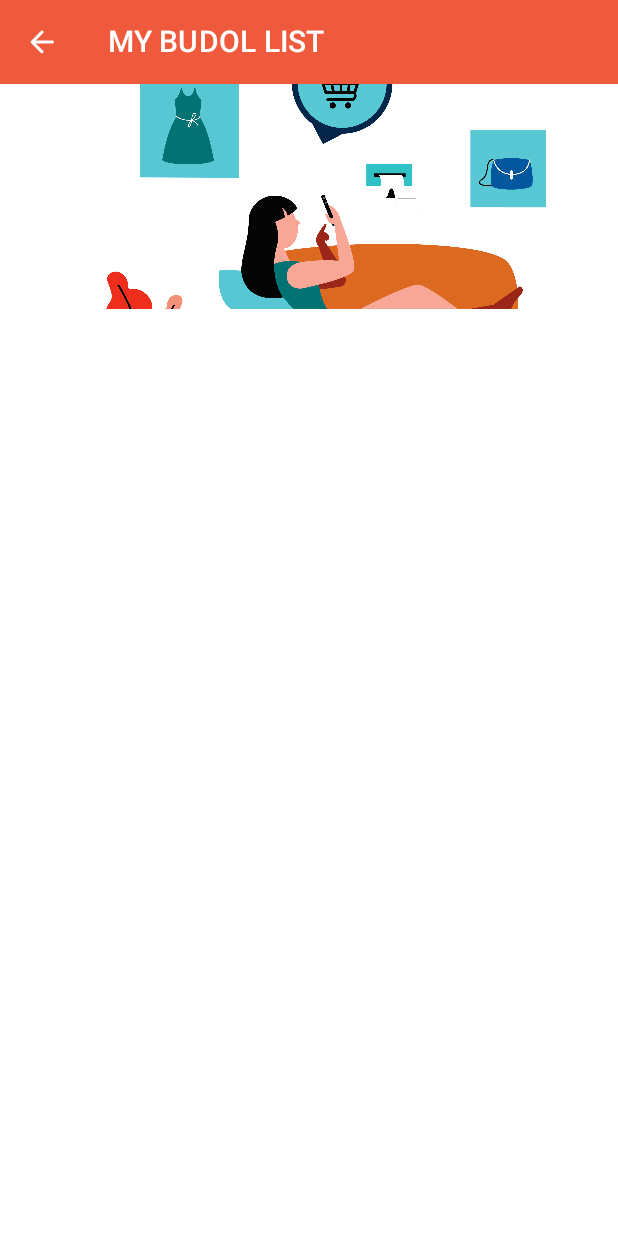
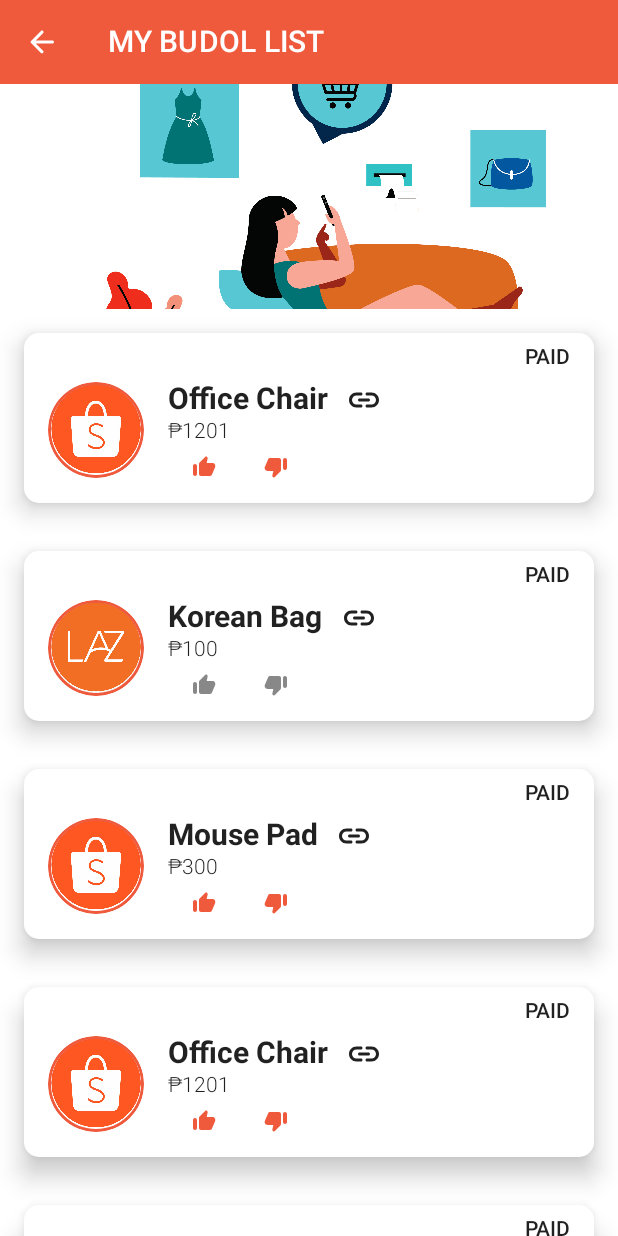
Before and after one commit to KarenCalulo0012/budol-notes-app, an Android app built with Jetpack Compose: the screen it shows after launch (MainActivity), on a phone screen of 412 x 824 dp. Run offline under Robolectric (Android 15) with nearby library versions, the phone set to English and light mode, and no system bars.

Commit message:
Add Main Screen UI with Mock Data

```diff
--- a/app/build.gradle
+++ b/app/build.gradle
@@ -63,4 +63,6 @@ dependencies {
     // Navigation
     def nav_version = "2.4.2"
     implementation("androidx.navigation:navigation-compose:$nav_version")
+    //Material Icons
+    implementation "androidx.compose.material:material-icons-extended:$compose_version"
 }
--- /dev/null
+++ b/app/src/main/java/com/appscals/mybudolchecklistapp/model/Items.kt
@@ -0,0 +1,11 @@
+package com.appscals.mybudolchecklistapp.model
+
+data class Items(
+    val id: Int = 0,
+    val itemName: String,
+    val price: String,
+    val status: String,
+    val rating: Boolean,
+    val shopName: String,
+    val link: String?,
+)
--- /dev/null
+++ b/app/src/main/java/com/appscals/mybudolchecklistapp/model/data/itemMockData.kt
@@ -0,0 +1,60 @@
+package com.appscals.mybudolchecklistapp.model.data
+
+import com.appscals.mybudolchecklistapp.model.Items
+
+val itemList = listOf(
+    Items(
+        1,
+        "Office Chair",
+        "1201",
+        "paid",
+        true,
+        "Shoppee",
+        "https://shopee.ph/SLED-DESK-CHAIR-WITH-HEADREST-Computer-chair-family-office-gaming-chair-sedentary-student-.-i.562668425.12042268183?sp_atk=c1f71cc2-c93b-4e97-9fbd-404d31c1cc80"
+    ),
+    Items(
+        2,
+        "Korean Bag",
+        "100",
+        "paid",
+        false,
+        "Lazada",
+        ""
+    ),
+    Items(
+        3,
+        "Mouse Pad",
+        "300",
+        "paid",
+        true,
+        "Shoppee",
+        "https://shopee.ph/SLED-DESK-CHAIR-WITH-HEADREST-Computer-chair-family-office-gaming-chair-sedentary-student-.-i.562668425.12042268183?sp_atk=c1f71cc2-c93b-4e97-9fbd-404d31c1cc80"
+    ),
+    Items(
+        4,
+        "Office Chair",
+        "1201",
+        "paid",
+        true,
+        "Shoppee",
+        ""
+    ),
+    Items(
+        5,
+        "Korean Bag",
+        "100",
+        "paid",
+        false,
+        "Lazada",
+        ""
+    ),
+    Items(
+        6,
+        "Mouse Pad",
+        "300",
+        "paid",
+        true,
+        "Shoppee",
+        ""
+    ),
+)
--- a/app/src/main/java/com/appscals/mybudolchecklistapp/presentation/appComponents/MainScreen.kt
+++ b/app/src/main/java/com/appscals/mybudolchecklistapp/presentation/appComponents/MainScreen.kt
@@ -4,6 +4,7 @@ import androidx.compose.foundation.Image
 import androidx.compose.foundation.layout.Box
 import androidx.compose.foundation.layout.fillMaxWidth
 import androidx.compose.foundation.layout.requiredHeight
+import androidx.compose.foundation.rememberScrollState
 import androidx.compose.material.Scaffold
 import androidx.compose.runtime.Composable
 import androidx.compose.ui.Modifier
@@ -12,14 +13,16 @@ import androidx.compose.ui.res.painterResource
 import androidx.compose.ui.unit.dp
 import androidx.navigation.NavController
 import com.appscals.mybudolchecklistapp.R
+import com.appscals.mybudolchecklistapp.presentation.displayItem.DisplayItemScreen
 
 @Composable
 fun MainScreen(navController: NavController) {
-
+    val scrollState = rememberScrollState()
     Scaffold(
         topBar = { AppToolBar("MY BUDOL LIST") }
     ) {
         PageCoverPhoto()
+        DisplayItemScreen(scrollState)
     }
 }
 
--- /dev/null
+++ b/app/src/main/java/com/appscals/mybudolchecklistapp/presentation/displayItem/ItemList.kt
@@ -0,0 +1,95 @@
+package com.appscals.mybudolchecklistapp.presentation.displayItem
+
+import androidx.compose.foundation.Image
+import androidx.compose.foundation.border
+import androidx.compose.foundation.layout.*
+import androidx.compose.foundation.shape.CircleShape
+import androidx.compose.foundation.shape.RoundedCornerShape
+import androidx.compose.material.*
+import androidx.compose.material.icons.Icons
+import androidx.compose.material.icons.rounded.Link
+import androidx.compose.runtime.Composable
+import androidx.compose.ui.Alignment
+import androidx.compose.ui.Modifier
+import androidx.compose.ui.draw.clip
+import androidx.compose.ui.layout.ContentScale
+import androidx.compose.ui.platform.LocalUriHandler
+import androidx.compose.ui.res.painterResource
+import androidx.compose.ui.text.font.FontWeight
+import androidx.compose.ui.text.style.TextAlign
+import androidx.compose.ui.unit.dp
+import androidx.compose.ui.unit.sp
+import com.appscals.mybudolchecklistapp.R
+import com.appscals.mybudolchecklistapp.model.Items
+import java.util.*
+
+@Composable
+fun ItemList(item: Items) {
+    val uriHandler = LocalUriHandler.current
+    Card(
+        modifier = Modifier
+            .fillMaxWidth()
+            .padding(16.dp),
+        shape = RoundedCornerShape(10.dp),
+        elevation = 10.dp
+    ) {
+        Column() {
+            Text(
+                text = item.status.uppercase(Locale.getDefault()),
+                fontSize = 14.sp,
+                textAlign = TextAlign.End,
+                modifier = Modifier
+                    .padding(top = 8.dp, end = 16.dp, bottom = 8.dp)
+                    .fillMaxWidth(),
+                fontWeight = FontWeight.SemiBold,
+            )
+            Row(
+                modifier = Modifier
+                    .fillMaxWidth()
+                    .padding(start = 16.dp, end = 16.dp, bottom = 16.dp)
+            ) {
+                Image(
+                    painter = painterResource(id = shopCondition(item.shopName)),
+                    contentDescription = "",
+                    contentScale = ContentScale.Crop,
+                    modifier = Modifier
+                        .size(64.dp)
+                        .align(Alignment.CenterVertically)
+                        .clip(CircleShape)
+                        .border(2.dp, MaterialTheme.colors.secondary, CircleShape)
+                )
+                Column(modifier = Modifier.padding(start = 16.dp)) {
+                    Row(
+                        modifier = Modifier
+                            .fillMaxWidth()
+                            .requiredHeight(25.dp)
+                    ) {
+                        Text(text = item.itemName, fontSize = 20.sp, fontWeight = FontWeight.Bold)
+                        IconButton(
+                            onClick = {
+                                if (item.link.isNullOrEmpty()) {
+                                    //
+                                } else {
+                                    uriHandler.openUri(item.link)
+                                }
+                            },
+                            modifier = Modifier.align(Alignment.Top)
+                        ) {
+                            Icon(imageVector = Icons.Rounded.Link, contentDescription = "")
+                        }
+                    }
+                    Text(text = "₱${item.price}", fontSize = 14.sp, fontWeight = FontWeight.Light)
+                    ReviewBar(liked = item.rating)
+                }
+            }
+        }
+
+    }
+}
+
+fun shopCondition(shop: String): Int {
+    if (shop == "Lazada") {
+        return R.drawable.lazada
+    }
+    return R.drawable.shopee
+}
--- /dev/null
+++ b/app/src/main/java/com/appscals/mybudolchecklistapp/presentation/displayItem/ItemReview.kt
@@ -0,0 +1,46 @@
+package com.appscals.mybudolchecklistapp.presentation.displayItem
+
+import androidx.compose.foundation.layout.Row
+import androidx.compose.foundation.layout.padding
+import androidx.compose.foundation.layout.requiredHeight
+import androidx.compose.material.Icon
+import androidx.compose.material.IconButton
+import androidx.compose.material.MaterialTheme
+import androidx.compose.material.icons.Icons
+import androidx.compose.material.icons.rounded.ThumbDown
+import androidx.compose.material.icons.rounded.ThumbUp
+import androidx.compose.runtime.Composable
+import androidx.compose.ui.Modifier
+import androidx.compose.ui.graphics.Color
+import androidx.compose.ui.unit.dp
+
+@Composable
+fun ReviewBar(liked: Boolean) {
+
+    val tintColor: Color = if (liked) {
+        MaterialTheme.colors.secondary
+    } else {
+        Color.Gray
+    }
+
+    Row(
+        modifier = Modifier
+            .requiredHeight(24.dp)
+            .padding(top = 8.dp)
+    ) {
+        IconButton(onClick = { /*TODO*/ }) {
+            Icon(
+                imageVector = Icons.Rounded.ThumbUp,
+                contentDescription = "",
+                tint = tintColor
+            )
+        }
+        IconButton(onClick = { /*TODO*/ }) {
+            Icon(
+                imageVector = Icons.Rounded.ThumbDown,
+                contentDescription = "",
+                tint = tintColor
+            )
+        }
+    }
+}
--- /dev/null
+++ b/app/src/main/java/com/appscals/mybudolchecklistapp/presentation/displayItem/ItemScreen.kt
@@ -0,0 +1,35 @@
+package com.appscals.mybudolchecklistapp.presentation.displayItem
+
+import androidx.compose.foundation.ScrollState
+import androidx.compose.foundation.gestures.Orientation
+import androidx.compose.foundation.gestures.scrollable
+import androidx.compose.foundation.layout.Column
+import androidx.compose.foundation.layout.fillMaxSize
+import androidx.compose.foundation.layout.fillMaxWidth
+import androidx.compose.foundation.layout.padding
+import androidx.compose.foundation.lazy.LazyColumn
+import androidx.compose.foundation.lazy.items
+import androidx.compose.runtime.Composable
+import androidx.compose.ui.Modifier
+import androidx.compose.ui.unit.dp
+import com.appscals.mybudolchecklistapp.model.data.itemList
+import com.appscals.mybudolchecklistapp.presentation.displayItem.ItemList
+
+@Composable
+fun DisplayItemScreen(scrollState: ScrollState) {
+    Column(
+        Modifier
+            .fillMaxSize()
+            .padding(top = 150.dp)
+    ) {
+        LazyColumn(
+            modifier = Modifier
+                .fillMaxWidth()
+                .scrollable(scrollState, Orientation.Vertical)
+        ) {
+            items(itemList) { data ->
+                ItemList(item = data)
+            }
+        }
+    }
+}
```
Also changed, not shown: app/src/main/res/drawable/lazada.png (added), app/src/main/res/drawable/shopee.png (added).
